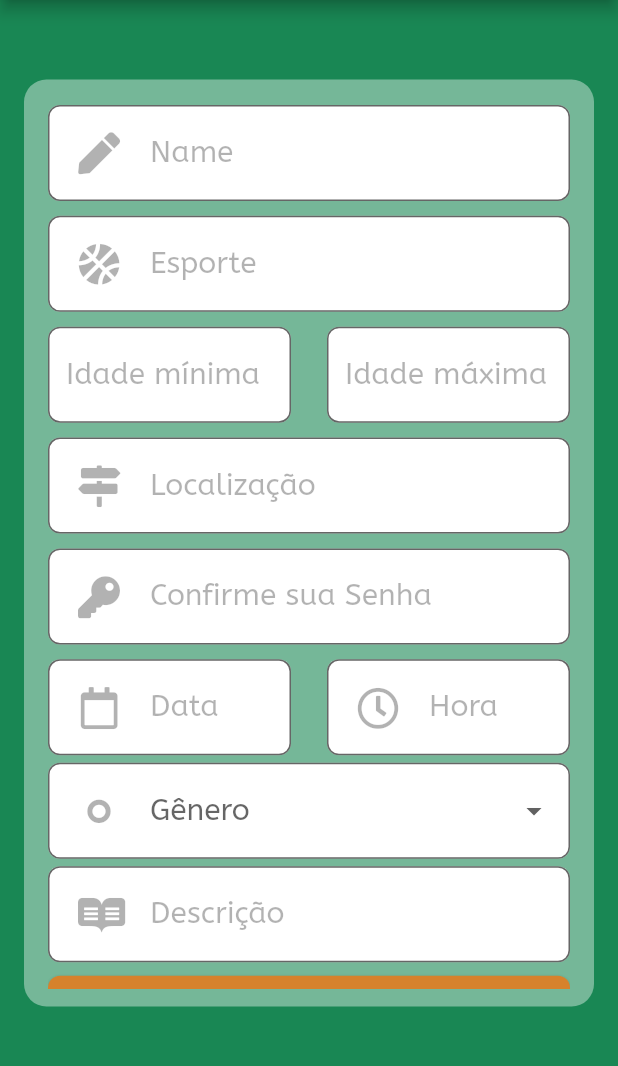
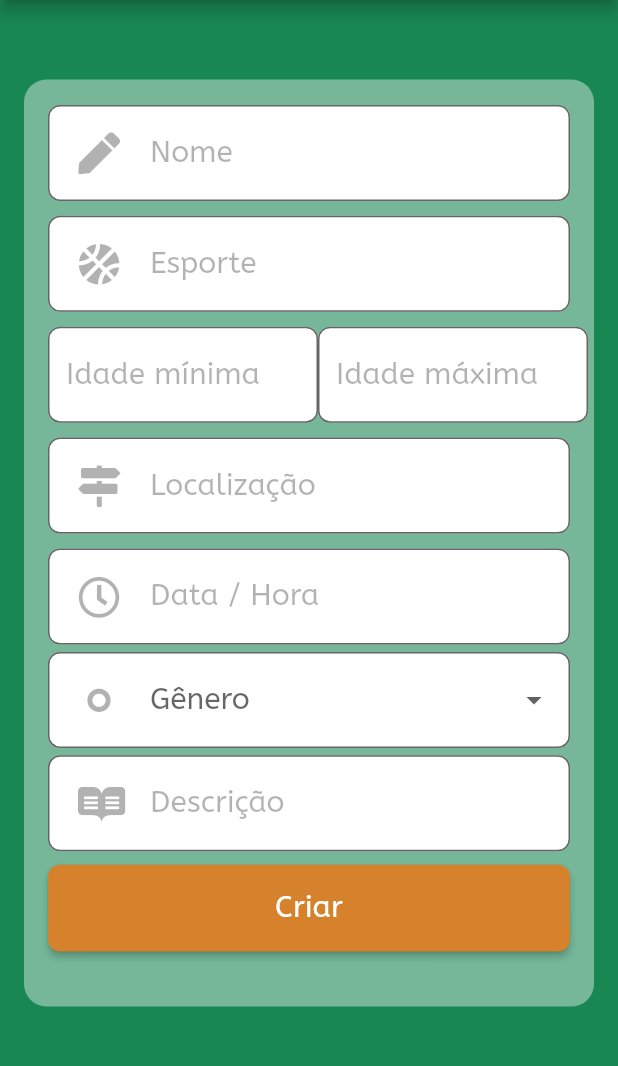
Before and after one commit to Filipex123/project-events-app, a Flutter app: the NewEventScreen screen opened by its route, on a phone screen of 412 x 824 dp, the part 150-1216 px from its top. Run offline on Flutter 3.47's test engine with Material 2 defaults, Android fonts, the phone set to English and light mode, and no system bars; our stand-ins replace datetime_picker_formfield, flutter_secure_storage, font_awesome_flutter, google_maps_flutter; missing offline and left inert: snapping_sheet; accounts and stored records are empty; statements that could not run were skipped.

Commit message:
Adicao de componente de data

```diff
--- a/lib/components/date_input_field.dart
+++ b/lib/components/date_input_field.dart
@@ -25,7 +25,7 @@ class DateInputField extends StatelessWidget {
     Size size = MediaQuery.of(context).size;
     return Padding(
       padding: const EdgeInsets.symmetric(vertical: 4),
-      child: Container(
+      child: SizedBox(
         height: size.height * 0.08,
         width: size.width - (hadWidth ?? 32),
         child: Center(
--- a/lib/components/date_time_input_field.dart
+++ b/lib/components/date_time_input_field.dart
@@ -4,54 +4,111 @@ import 'package:flutter/widgets.dart';
 import 'package:font_awesome_flutter/font_awesome_flutter.dart';
 import 'package:intl/intl.dart';
 import 'package:datetime_picker_formfield/datetime_picker_formfield.dart';
+import 'package:brota_ai_app/components/paleta.dart';
 
-class BasicDateTimeField extends StatelessWidget {
+class BasicDateTimeField extends StatefulWidget {
   const BasicDateTimeField({Key? key}) : super(key: key);
+
+  @override
+  _BasicDateTimeFieldState createState() => _BasicDateTimeFieldState();
+}
+
+class _BasicDateTimeFieldState extends State<BasicDateTimeField> {
+  Function(DateTime?)? handleOnChange;
+  late DateTime _selectedDate;
+  TextEditingController dateTimeController = TextEditingController();
+
   @override
   Widget build(BuildContext context) {
-    return Center(
-      child: DateTimeField(
-        format: DateFormat("yyyy-MM-dd HH:mm"),
-        onShowPicker: (context, currentValue) async {
-          final date = await showDatePicker(
+    Size size = MediaQuery.of(context).size;
+    return Padding(
+      padding: const EdgeInsets.symmetric(vertical: 4),
+      child: SizedBox(
+        height: size.height * 0.08,
+        width: size.width - 32,
+        child: Center(
+          child: TextField(
+            controller: dateTimeController,
+            decoration: InputDecoration(
+                border: OutlineInputBorder(
+                  borderRadius: BorderRadius.circular(8.0),
+                ),
+                focusedBorder: OutlineInputBorder(
+                  borderSide: const BorderSide(
+                    color: Color(0xFFD6822C),
+                    width: 2.0,
+                  ),
+                  borderRadius: BorderRadius.circular(8.0),
+                ),
+                prefixIcon: Padding(
+                  padding: const EdgeInsets.symmetric(horizontal: 20.0),
+                  child: Icon(
+                    FontAwesomeIcons.clock,
+                    size: 28,
+                    color: Colors.black.withOpacity(0.3),
+                  ),
+                ),
+                hintText: 'Data / Hora',
+                hintStyle: kHintInputText,
+                filled: true,
+                fillColor: Colors.white,
+                counterText: ''),
+            obscureText: false,
+            style: kInputText,
+            textInputAction: TextInputAction.next,
+            onTap: () async {
+              DateTime? pickedDate = await showDatePicker(
                 context: context,
-              firstDate: DateTime(1900),
-              initialDate: currentValue ?? DateTime.now(),
-              lastDate: DateTime(2100));
-          if (date != null) {
-            final time = await showTimePicker(
+                initialDate: DateTime.now(),
+                firstDate: DateTime.now(),
+                lastDate: DateTime(2101),
+              );
+
+              if (pickedDate != null) {
+                await showTimePicker(
                   context: context,
                   initialTime:
-                  TimeOfDay.fromDateTime(currentValue ?? DateTime.now()),
+                      // TimeOfDay.fromDateTime(currentValue ?? DateTime.now()),
+                      TimeOfDay.fromDateTime(DateTime.now()),
                 );
-            return DateTimeField.combine(date, time);
+                String formattedDate =
+                    DateFormat('yyyy-MM-dd').format(pickedDate);
+
+                setState(() {
+                  dateTimeController.text = formattedDate;
+                });
               } else {
-            return currentValue;
+                setState(() {
+                  dateTimeController.text = 'Nenhuma data selecionada';
+                });
               }
             },
           ),
+        ),
+      ),
     );
   }
+}
 
-  String getDateTime() {
-    DateTime retorno = DateTimeField(
-      format: DateFormat("yyyy-MM-dd HH:mm"),
-      onShowPicker: (context, currentValue) async {
-        final date = await showDatePicker(
-            context: context,
-            firstDate: DateTime(1900),
-            initialDate: currentValue ?? DateTime.now(),
-            lastDate: DateTime(2100));
-        if (date != null) {
-          final time = await showTimePicker(
-            context: context,
-            initialTime: TimeOfDay.fromDateTime(currentValue ?? DateTime.now()),
-          );
-          return DateTimeField.combine(date, time);
-        } else {
-          return currentValue;
-        }
-      },
-    ) as DateTime;
-  }
-}
+// DateTimeField(
+//       format: DateFormat("yyyy-MM-dd HH:mm"),
+//       onShowPicker: (context, currentValue) async {
+//         final date = await showDatePicker(
+//             context: context,
+//             firstDate: DateTime(1900),
+//             initialDate: currentValue ?? DateTime.now(),
+//             lastDate: DateTime(2100));
+//         if (date != null) {
+//           final time = await showTimePicker(
+//             context: context,
+//             initialTime: TimeOfDay.fromDateTime(currentValue ?? DateTime.now()),
+//           );
+//           if (handleOnChange != null) {
+//             handleOnChange!(DateTimeField.combine(date, time));
+//           }
+//           return DateTimeField.combine(date, time);
+//         } else {
+//           return currentValue;
+//         }
+//       },
+//     );
--- a/lib/screens/new_event.dart
+++ b/lib/screens/new_event.dart
@@ -1,10 +1,8 @@
-import 'package:brota_ai_app/components/date_input_field.dart';
+import 'package:brota_ai_app/components/date_time_input_field.dart';
 import 'package:brota_ai_app/components/paleta.dart';
 import 'package:brota_ai_app/components/simple_modal.dart';
-import 'package:brota_ai_app/models/signup_model.dart';
+import 'package:brota_ai_app/models/event_model.dart';
 import 'package:brota_ai_app/services/api_service.dart';
-import 'package:brota_ai_app/components/background.dart';
-import 'package:brota_ai_app/components/logo.dart';
 import 'package:brota_ai_app/components/text_input_field.dart';
 import 'package:flutter/material.dart';
 import 'package:font_awesome_flutter/font_awesome_flutter.dart';
@@ -20,15 +18,17 @@ class NewEventScreen extends StatefulWidget {
 }
 
 class _NewEventScreenState extends State<NewEventScreen> {
-  TextEditingController minAge = TextEditingController();
-  TextEditingController maxAge = TextEditingController();
-  TextEditingController passwordController = TextEditingController();
-  TextEditingController confirmPasswordController = TextEditingController();
+  TextEditingController minAgeController = TextEditingController();
+  TextEditingController maxAgeController = TextEditingController();
+  TextEditingController localeController = TextEditingController();
+  TextEditingController descriptionController = TextEditingController();
   TextEditingController sportController = TextEditingController();
   TextEditingController nameController = TextEditingController();
   TextEditingController eventDateController = TextEditingController();
+  TextEditingController eventTimeController = TextEditingController();
 
-  SignUpRequestModel requestModel = SignUpRequestModel();
+  EventRequestModel requestModel =
+      EventRequestModel(eventOwner: "a4115fc7-e076-4184-ac17-72ad153d9c8b");
 
   List<DropdownMenuItem<String>> sexItems = [
     const DropdownMenuItem(child: Text("Masculino"), value: "M"),
@@ -41,19 +41,21 @@ class _NewEventScreenState extends State<NewEventScreen> {
     super.initState();
 
     nameController.addListener(handleOnChangeName);
-    sportController.addListener(handleOnChangeCpf);
-    minAge.addListener(handleOnChangeEmail);
-    passwordController.addListener(handleOnChangePassword);
-    confirmPasswordController.addListener(handleOnChangeConfirmPassword);
+    sportController.addListener(handleOnChangeSport);
+    minAgeController.addListener(handleOnChangeMinAge);
+    maxAgeController.addListener(handleOnChangeMaxAge);
+    localeController.addListener(handleOnChangeLocale);
+    descriptionController.addListener(handleOnChangeDescription);
   }
 
   @override
   void dispose() {
     nameController.dispose();
     sportController.dispose();
-    minAge.dispose();
-    passwordController.dispose();
-    confirmPasswordController.dispose();
+    minAgeController.dispose();
+    maxAgeController.dispose();
+    localeController.dispose();
+    descriptionController.dispose();
     eventDateController.dispose();
     super.dispose();
   }
@@ -62,25 +64,29 @@ class _NewEventScreenState extends State<NewEventScreen> {
     requestModel.name = nameController.text;
   }
 
-  void handleOnChangeCpf() {
-    requestModel.cpf = sportController.text;
+  void handleOnChangeSport() {
+    requestModel.sport = sportController.text;
   }
 
-  void handleOnChangeEmail() {
-    requestModel.email = minAge.text;
+  void handleOnChangeMinAge() {
+    requestModel.minAge = minAgeController.text;
   }
 
-  void handleOnChangePassword() {
-    requestModel.password = passwordController.text;
+  void handleOnChangeMaxAge() {
+    requestModel.maxAge = maxAgeController.text;
   }
 
-  void handleOnChangeConfirmPassword() {
-    requestModel.confirmPassword = confirmPasswordController.text;
+  void handleOnChangeLocale() {
+    requestModel.locale = localeController.text;
+  }
+
+  void handleOnChangeDescription() {
+    requestModel.description = descriptionController.text;
   }
 
   void handleOnChangeDate(DateTime? selectedDate) {
     if (selectedDate != null) {
-      requestModel.birthDate = selectedDate;
+      requestModel.initialDateTime = selectedDate;
     }
   }
 
@@ -90,15 +96,16 @@ class _NewEventScreenState extends State<NewEventScreen> {
     }
   }
 
-  void handleOnClickSignUpButton() {
+  void handleOnClickRegisterButton() {
     APIService apiService = APIService();
+    print("Request sendo enviado: " + requestModel.toString());
 
-    apiService.signUp(requestModel).then((response) {
+    apiService.registerEvent(requestModel).then((response) {
       showDialog(
           barrierDismissible: false,
           context: context,
           builder: (BuildContext context) => SimpleModal(
-                message: 'Usuário criado com sucesso.',
+                message: 'Evento criado com sucesso.',
                 modalTitle: "Sucesso",
                 closeButtonText: 'OK',
                 closeCallBack: () {
@@ -110,15 +117,11 @@ class _NewEventScreenState extends State<NewEventScreen> {
           barrierDismissible: false,
           context: context,
           builder: (BuildContext context) => const SimpleModal(
-                message: 'Erro ao se cadastrar.',
+                message: 'Erro ao criar Evento.',
                 modalTitle: "Erro",
                 closeButtonText: 'TENTAR NOVAMENTE',
               ));
     });
-  }
-
-  void handleOnPressLogin() {
-    Navigator.pop(context);
   }
 
   @override
@@ -171,7 +174,7 @@ class _NewEventScreenState extends State<NewEventScreen> {
                     TextInputField(
                       controller: nameController,
                       icon: FontAwesomeIcons.pen,
-                      hint: 'Name',
+                      hint: 'Nome',
                       maxLength: 255,
                       inputType: TextInputType.text,
                       inputAction: TextInputAction.next,
@@ -187,18 +190,18 @@ class _NewEventScreenState extends State<NewEventScreen> {
                     Row(
                       children: [
                         TextInputField(
-                          controller: minAge,
+                          controller: minAgeController,
                           hint: 'Idade mínima',
-                          hadWidth: 250,
+                          hadWidth: 232,
                           maxLength: 2,
                           inputType: TextInputType.number,
                           inputAction: TextInputAction.next,
                         ),
                         const Spacer(),
                         TextInputField(
-                          controller: maxAge,
+                          controller: maxAgeController,
                           hint: 'Idade máxima',
-                          hadWidth: 250,
+                          hadWidth: 232,
                           maxLength: 2,
                           inputType: TextInputType.number,
                           inputAction: TextInputAction.next,
@@ -206,40 +209,34 @@ class _NewEventScreenState extends State<NewEventScreen> {
                       ],
                     ),
                     TextInputField(
-                      controller: passwordController,
+                      controller: localeController,
                       icon: FontAwesomeIcons.mapSigns,
                       hint: 'Localização',
                       maxLength: 30,
                       inputType: TextInputType.text,
                       inputAction: TextInputAction.next,
                     ),
-                    TextInputField(
-                      controller: confirmPasswordController,
-                      icon: FontAwesomeIcons.key,
-                      hint: 'Confirme sua Senha',
-                      maxLength: 30,
-                      inputType: TextInputType.text,
-                      inputAction: TextInputAction.next,
-                    ),
-                    Row(
-                      children: [
-                        DateInputField(
-                          controller: eventDateController,
-                          icon: FontAwesomeIcons.calendar,
-                          hint: 'Data',
-                          hadWidth: 250,
-                          handleOnChange: handleOnChangeDate,
-                        ),
-                        const Spacer(),
-                        DateInputField(
-                          controller: eventDateController,
-                          icon: FontAwesomeIcons.clock,
-                          hint: 'Hora',
-                          hadWidth: 250,
-                          handleOnChange: handleOnChangeDate,
-                        ),
-                      ],
-                    ),
+
+                    // Row(
+                    // children: const [
+                    const BasicDateTimeField(),
+                    // DateInputField(
+                    //   controller: eventDateController,
+                    //   icon: FontAwesomeIcons.calendar,
+                    //   hint: 'Data',
+                    //   hadWidth: 232,
+                    //   handleOnChange: handleOnChangeDate,
+                    // ),
+                    // const Spacer(),
+                    // DateInputField(
+                    //   controller: eventTimeController,
+                    //   icon: FontAwesomeIcons.clock,
+                    //   hint: 'Hora',
+                    //   hadWidth: 232,
+                    //   handleOnChange: handleOnChangeDate,
+                    // ),
+                    // ],
+                    // ),
                     DropdownButtonFormField(
                         decoration: InputDecoration(
                             border: OutlineInputBorder(
@@ -269,7 +266,7 @@ class _NewEventScreenState extends State<NewEventScreen> {
                         onChanged: handleOnChangeSex,
                         items: sexItems),
                     TextInputField(
-                      controller: confirmPasswordController,
+                      controller: descriptionController,
                       icon: FontAwesomeIcons.readme,
                       hint: 'Descrição',
                       maxLength: 30,
@@ -296,7 +293,7 @@ class _NewEventScreenState extends State<NewEventScreen> {
                               fontFamily: 'ABeeZee',
                             ),
                           ),
-                          onPressed: handleOnClickSignUpButton,
+                          onPressed: handleOnClickRegisterButton,
                         ),
                       ),
                     ),
--- a/pubspec.yaml
+++ b/pubspec.yaml
@@ -31,6 +31,7 @@ dependencies:
     sdk: flutter
   flutter_localizations:
     sdk: flutter
+  datetime_picker_formfield: ^2.0.0
 
   # The following adds the Cupertino Icons font to your application.
   # Use with the CupertinoIcons class for iOS style icons.
```
Also changed, not shown: lib/models/event_model.dart (+31 -5 lines), lib/screens/signup.dart (+8 -12 lines), lib/services/api_service.dart (+16 -0 lines). Lines whose indentation alone changed are shown as unchanged.
